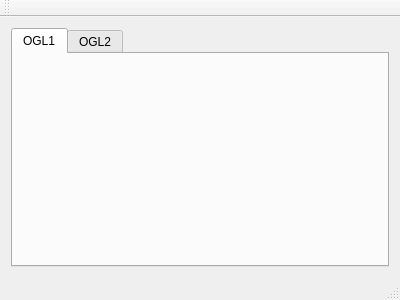
Before: the Qt Designer form mainwindow.ui in zxl1001/QtOpenglWidget, drawn with Qt 5.
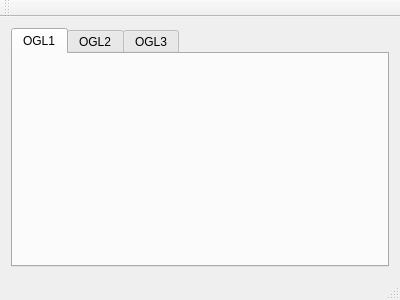
After: the same form once the commit is applied. The open tabs and pages were chosen to show the change.

The edit to the form file:
```diff
--- a/mainwindow.ui
+++ b/mainwindow.ui
@@ -30,6 +30,11 @@
         <string>OGL2</string>
        </attribute>
       </widget>
+      <widget class="QWidget" name="oglTab3">
+       <attribute name="title">
+        <string>OGL3</string>
+       </attribute>
+      </widget>
      </widget>
     </item>
    </layout>
```
Left out of the diff: 2 changed lines with no effect on the pictures.
